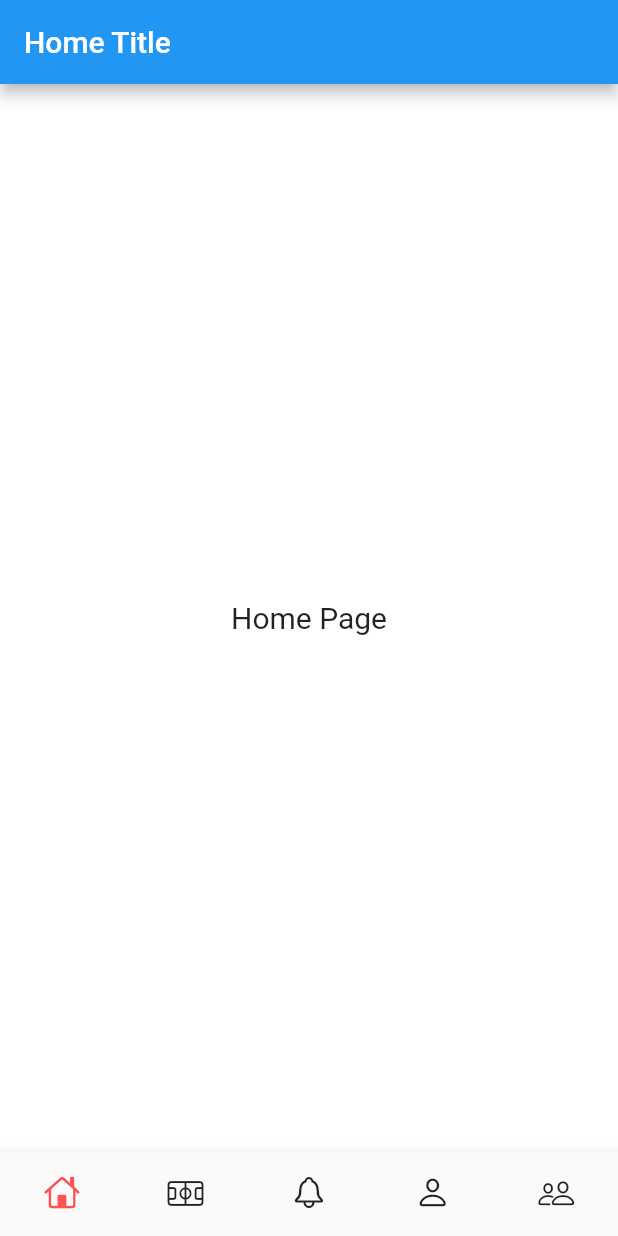
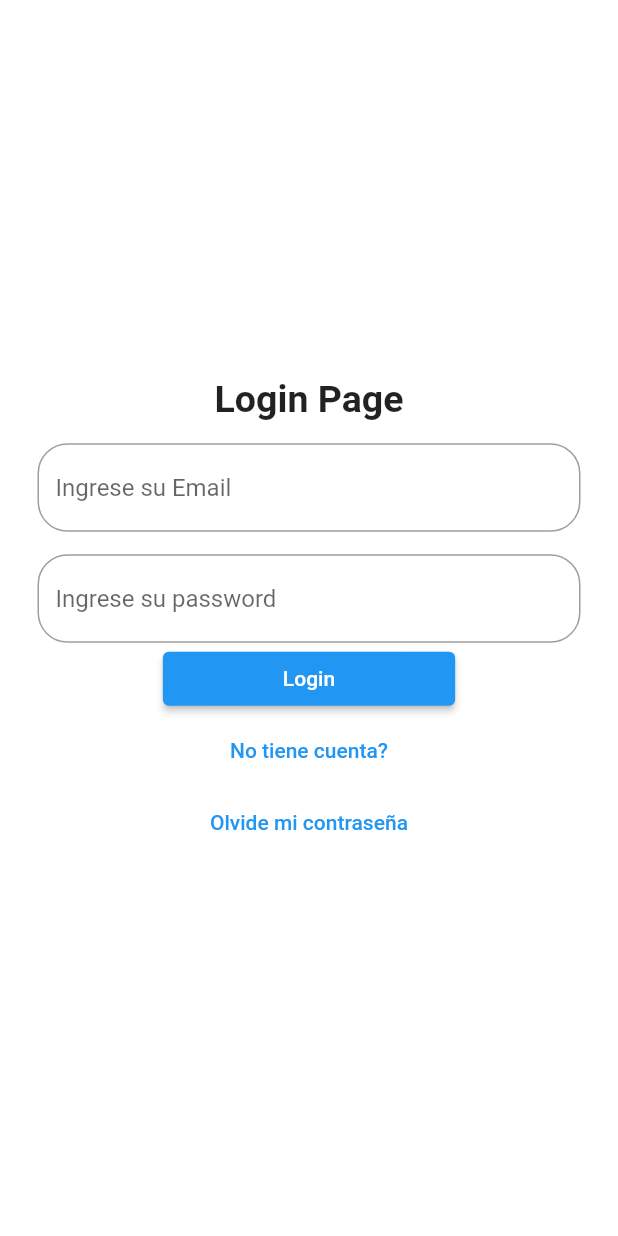
Before and after one commit to AndersonCuastumal/Bridge-Event, a Flutter app: the screen it shows after launch, on a phone screen of 412 x 824 dp. Run offline on Flutter 3.47's test engine with Material 2 defaults, Android fonts, the phone set to English and light mode, and no system bars; our stand-ins replace firebase_auth, firebase_core, firebase_database, get; accounts and stored records are empty.

Commit message:
version 1.1

```diff
--- a/lib/main.dart
+++ b/lib/main.dart
@@ -1,6 +1,9 @@
 import 'package:firebase_core/firebase_core.dart';
 import 'package:flutter/material.dart';
 // https://medium.com/teamartisans/bottom-navigation-bar-in-flutter-using-getx-a59f274b616c
+//https://blog.codemagic.io/firebase-authentication-google-sign-in-using-flutter/
+//https://www.youtube.com/watch?v=n4SHjuub4ss
+//https://github.com/EjemplosMisionTic2022
 import 'package:flutter/material.dart';
 import 'package:get/get.dart';
 import 'package:sprint3/ui/routes/app_pages.dart';
@@ -19,6 +22,7 @@ class MyApp extends StatelessWidget {
   @override
   Widget build(BuildContext context) {
     return GetMaterialApp(
+
       initialRoute: AppRoutes.DASHBOARD,
       getPages: AppPages.list,
       debugShowCheckedModeBanner: false,
--- a/lib/ui/pages/login_page.dart
+++ b/lib/ui/pages/login_page.dart
@@ -0,0 +1,93 @@
+import 'package:flutter/material.dart';
+import 'package:sprint3/domain/use_case/controllers/login_controller.dart';
+import 'package:sprint3/ui/pages/registro_cuenta_page.dart';
+import 'package:sprint3/ui/pages/reset_contrasena.dart';
+
+class LoginPage extends StatelessWidget {
+  //Se captura la informacion email y contraseña
+  TextEditingController emailcontroller=TextEditingController();
+  TextEditingController passwordcontroller=TextEditingController();
+  Service service=Service();
+
+
+  @override
+  Widget build(BuildContext context) {
+    return Scaffold(
+      body: SafeArea(
+          child: Padding(
+            padding:EdgeInsets.symmetric(horizontal: 25),
+            child: Column(
+              mainAxisAlignment: MainAxisAlignment.center,
+              children: [
+                Text('Login Page', style: TextStyle(fontSize: 25, fontWeight:FontWeight.bold,),
+                ),
+                //Textfield Email
+                Padding(
+                  padding: EdgeInsets.only(top: 15),
+                  child: TextField(
+                    controller:emailcontroller ,
+                    decoration: InputDecoration(
+                        hintText: 'Ingrese su Email',
+                        border: OutlineInputBorder(
+                          borderRadius: BorderRadius.circular(20),
+                        )
+                    ),
+                  ),
+                ),
+
+
+                //Textfield password
+                Padding(
+                  padding: EdgeInsets.only(top: 15),
+                  child: TextField(
+                    controller:passwordcontroller ,
+                    obscureText: true,
+                    decoration: InputDecoration(
+                        hintText: 'Ingrese su password',
+                        border: OutlineInputBorder(
+                          borderRadius: BorderRadius.circular(20),
+                        )
+                    ),
+                  ),
+                ),
+
+                ///////boton Login///////////////////////////////////
+                ElevatedButton(
+                  style: TextButton.styleFrom(
+                    padding:EdgeInsets.symmetric(horizontal: 80),
+                  ),
+                  onPressed: (){
+                    //metodo Login con usuario, aqui ya debe tener credenciales
+                    if (emailcontroller.text.isNotEmpty && passwordcontroller.text.isNotEmpty){
+                      service.LoginUser(context, emailcontroller.text, passwordcontroller.text);
+                    }
+                    else{
+                      service.errorbox(context, 'Los campos no pueden estar vacios');
+                    }
+                  },
+                  child: Text('Login'),
+                ),
+
+                //////////Textbutton --- no tiene una cuenta?
+                TextButton(
+                    onPressed: (){
+                      Navigator.push(context, MaterialPageRoute(builder: (context) => Register(),));
+                    },
+                    child: Text('No tiene cuenta?')
+                ),
+
+                ///textbutton ----Olvide mi contraseña
+                TextButton(
+                    onPressed: (){
+                      //llevar a pagina ResetPassword
+                      Navigator.push(context, MaterialPageRoute(builder: (context) => ResetPassword(),));
+                    },
+                    child: Text('Olvide mi contraseña')
+                ),
+              ],
+            ),
+          )
+      ),
+    );
+  }
+}
--- a/lib/ui/routes/app_pages.dart
+++ b/lib/ui/routes/app_pages.dart
@@ -1,5 +1,6 @@
 import 'package:get/get.dart';
 import 'package:sprint3/domain/use_case/bindings/dashboard_binding.dart';
+import 'package:sprint3/ui/pages/login_page.dart';
 import 'package:sprint3/ui/pages/navegacion_bar_page.dart';
 import 'package:sprint3/ui/routes/app_routes.dart';
 
@@ -7,7 +8,7 @@ class AppPages {
   static var list = [
     GetPage(
       name: AppRoutes.DASHBOARD,
-      page: () => NavegacionBarPage(),
+      page: () => LoginPage(),
       binding: DashboardBinding(),
     ),
   ];
--- a/pubspec.yaml
+++ b/pubspec.yaml
@@ -38,6 +38,12 @@ dependencies:
   firebase_core:
   firebase_database:
   intl:
+
+  firebase_auth:
+
+
+  url_launcher:
+
 dev_dependencies:
   flutter_test:
     sdk: flutter
```
Also changed, not shown: lib/domain/use_case/controllers/login_controller.dart (+47 -107 lines), lib/ui/pages/registro_cuenta_page.dart (+85 -0 lines), lib/ui/pages/reset_contrasena.dart (+58 -0 lines), pubspec.lock, 1 other file.
